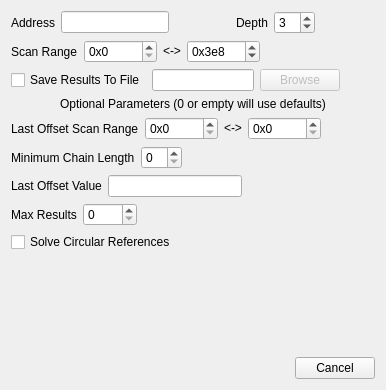
Before: the Qt Designer form GUI/PointerScanSearchDialog.ui in korcankaraokcu/PINCE, drawn with Qt 5.
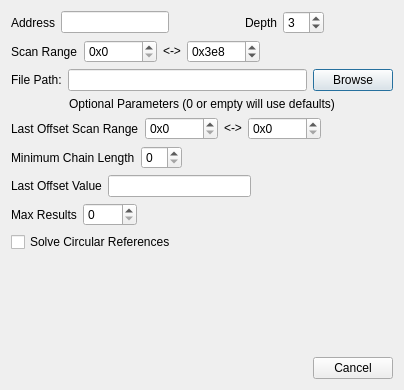
After: the same form once the commit is applied.

Commit message: Force file requirement for pointer scanning

Diff of the .ui file:
```diff
--- a/GUI/PointerScanSearchDialog.ui
+++ b/GUI/PointerScanSearchDialog.ui
@@ -6,10 +6,22 @@
    <rect>
     <x>0</x>
     <y>0</y>
-    <width>386</width>
+    <width>404</width>
     <height>390</height>
    </rect>
   </property>
+  <property name="minimumSize">
+   <size>
+    <width>404</width>
+    <height>390</height>
+   </size>
+  </property>
+  <property name="maximumSize">
+   <size>
+    <width>404</width>
+    <height>390</height>
+   </size>
+  </property>
   <property name="windowTitle">
    <string>Scan for Pointers</string>
   </property>
@@ -139,9 +151,9 @@
      <item>
       <layout class="QHBoxLayout" name="horizontalLayout_7">
        <item>
-        <widget class="QCheckBox" name="checkBox_Path">
+        <widget class="QLabel" name="label_10">
          <property name="text">
-          <string>Save Results To File</string>
+          <string>File Path:</string>
          </property>
         </widget>
        </item>
@@ -167,26 +179,13 @@
        <item>
         <widget class="QPushButton" name="pushButton_PathBrowse">
          <property name="enabled">
-          <bool>false</bool>
+          <bool>true</bool>
          </property>
          <property name="text">
           <string>Browse</string>
          </property>
         </widget>
        </item>
-       <item>
-        <spacer name="horizontalSpacer_8">
-         <property name="orientation">
-          <enum>Qt::Orientation::Horizontal</enum>
-         </property>
-         <property name="sizeHint" stdset="0">
-          <size>
-           <width>40</width>
-           <height>20</height>
-          </size>
-         </property>
-        </spacer>
-       </item>
       </layout>
      </item>
      <item>
```
The commit also changes 4 other files.
